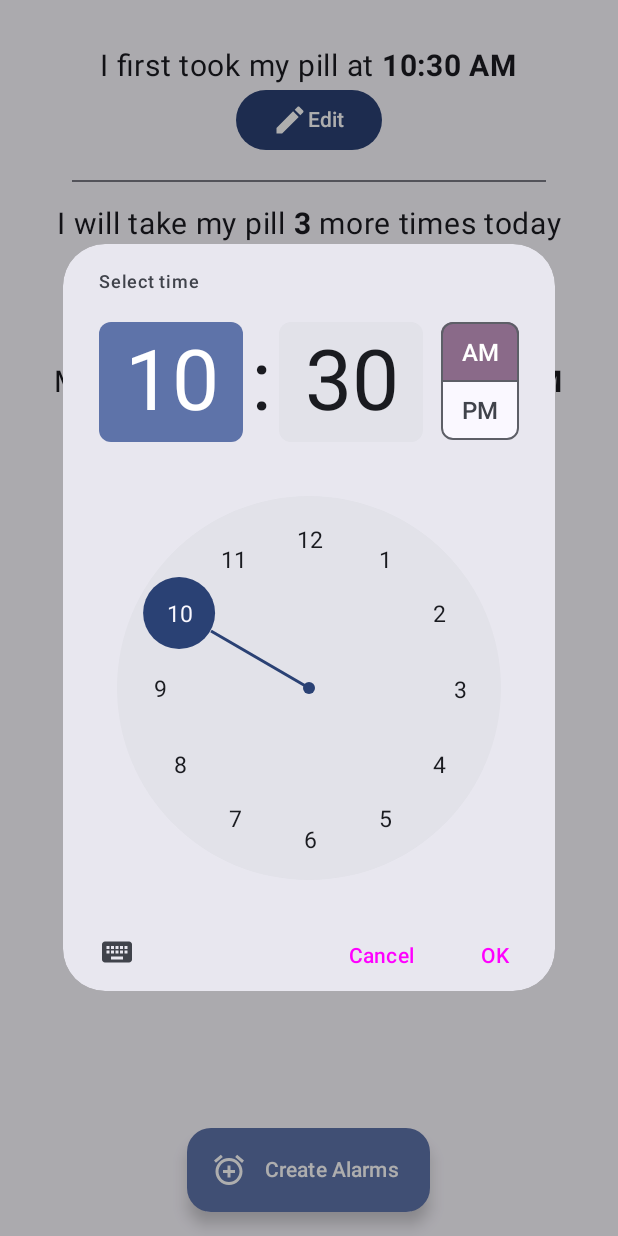
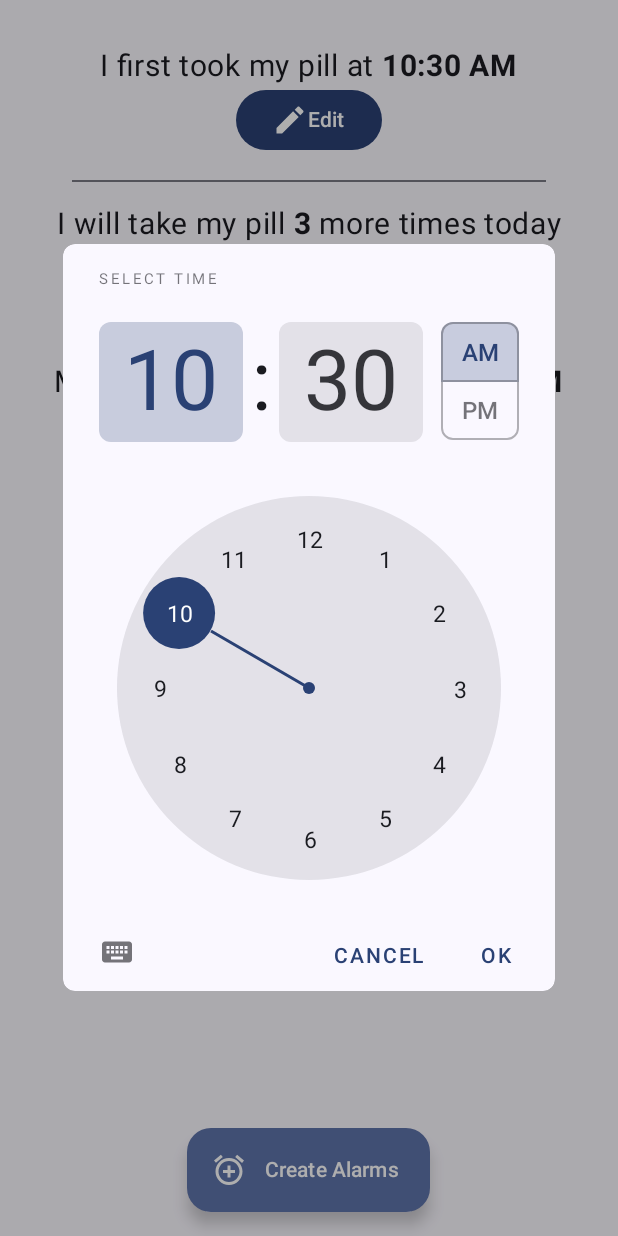
Before and after one commit to Wikignometry/med-alarm, an Android app built with Jetpack Compose: the screen it shows after launch (MainActivity), after a tap on "Edit", on a phone screen of 412 x 824 dp. Run offline under Robolectric (Android 15) with nearby library versions, the phone set to English and light mode, and no system bars; our stand-ins replace accompanist; libraries missing offline, so code that uses them is left out: com.chargemap.compose.

Commit message:
fix material time dialog button color

```diff
--- a/app/build.gradle
+++ b/app/build.gradle
@@ -45,6 +45,8 @@ android {
     }
 }
 
+def lifecycle_version = "2.4.0"
+
 dependencies {
     implementation 'androidx.core:core-ktx:1.7.0'
     implementation "androidx.compose.ui:ui:$compose_version"
@@ -56,7 +58,9 @@ dependencies {
     implementation 'androidx.activity:activity-compose:1.3.1'
     implementation "androidx.datastore:datastore-core:1.0.0"
     implementation "com.chargemap.compose:numberpicker:1.0.3"
-    implementation "com.google.android.material:material:1.7.0-alpha02"
+    implementation "androidx.lifecycle:lifecycle-viewmodel:$lifecycle_version"
+    implementation "androidx.lifecycle:lifecycle-viewmodel-ktx:$lifecycle_version"
+    implementation "com.google.android.material:material:1.7.0-alpha03"
     implementation "com.google.accompanist:accompanist-systemuicontroller:0.24.12-rc"
     testImplementation 'junit:junit:4.13.2'
     androidTestImplementation 'androidx.test.ext:junit:1.1.3'
--- a/app/src/main/java/com/medalarm/medalarm/ui/TimePickerButton.kt
+++ b/app/src/main/java/com/medalarm/medalarm/ui/TimePickerButton.kt
@@ -36,12 +36,14 @@ fun showTimePicker(context: Context, onValueChange: (Long) -> Unit) {
     val hour = calendar[Calendar.HOUR_OF_DAY]
     val minute = calendar[Calendar.MINUTE]
 
+
     val picker =
         MaterialTimePicker.Builder()
             .setTimeFormat(if (DateFormat.is24HourFormat(context)) TimeFormat.CLOCK_24H else TimeFormat.CLOCK_12H)
             .setHour(hour)
             .setMinute(minute)
             .build()
+
 
     picker.addOnPositiveButtonClickListener { _ ->
         val hr = picker.hour
--- a/app/src/main/res/values/themes.xml
+++ b/app/src/main/res/values/themes.xml
@@ -1,6 +1,15 @@
 <?xml version="1.0" encoding="utf-8"?>
 <resources>
 
+    <style name="ThemeOverlay.App.TimePicker" parent="ThemeOverlay.MaterialComponents.TimePicker">
+        <item name="borderlessButtonStyle">@style/borderlessButtonStyle</item>
+    </style>
+
+    <style name="borderlessButtonStyle" parent="Widget.MaterialComponents.Button.TextButton">
+        <item name="android:textColor">?android:attr/colorPrimary</item>
+    </style>
+
     <style name="Theme.MedAlarm" parent="Theme.Material3.DynamicColors.DayNight">
+        <item name="materialTimePickerTheme">@style/ThemeOverlay.App.TimePicker</item>
     </style>
 </resources>
```
